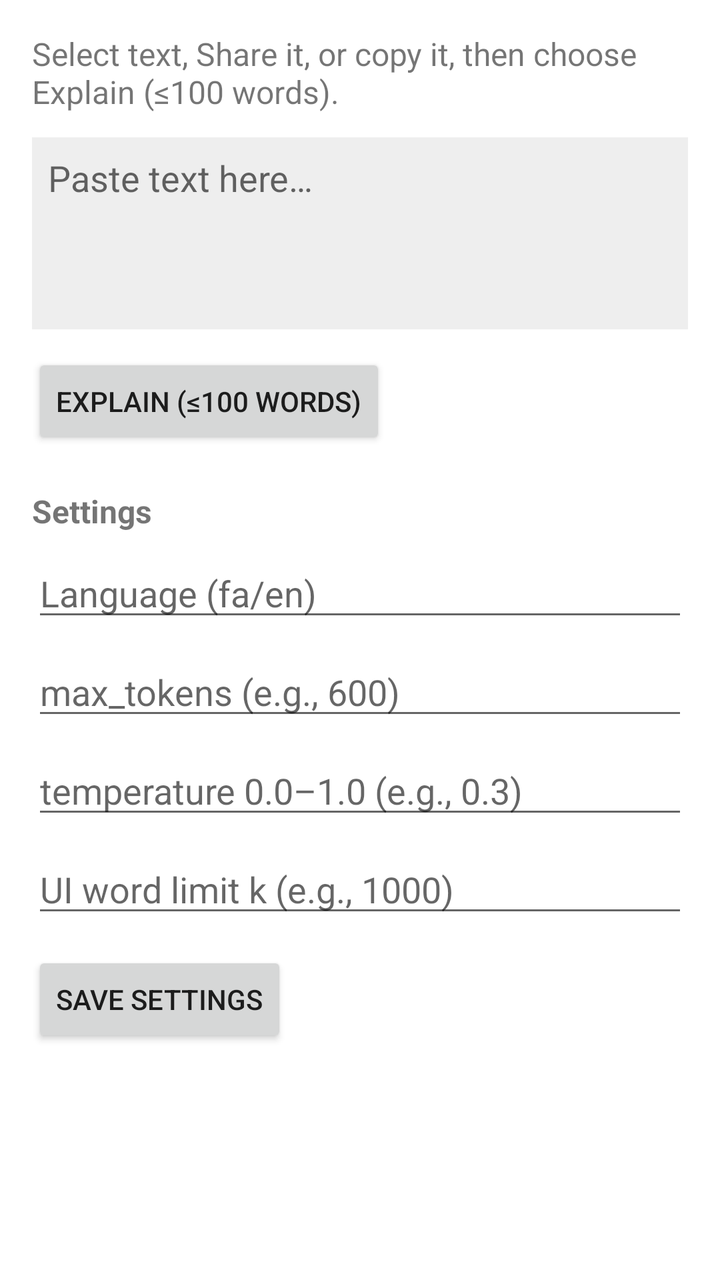
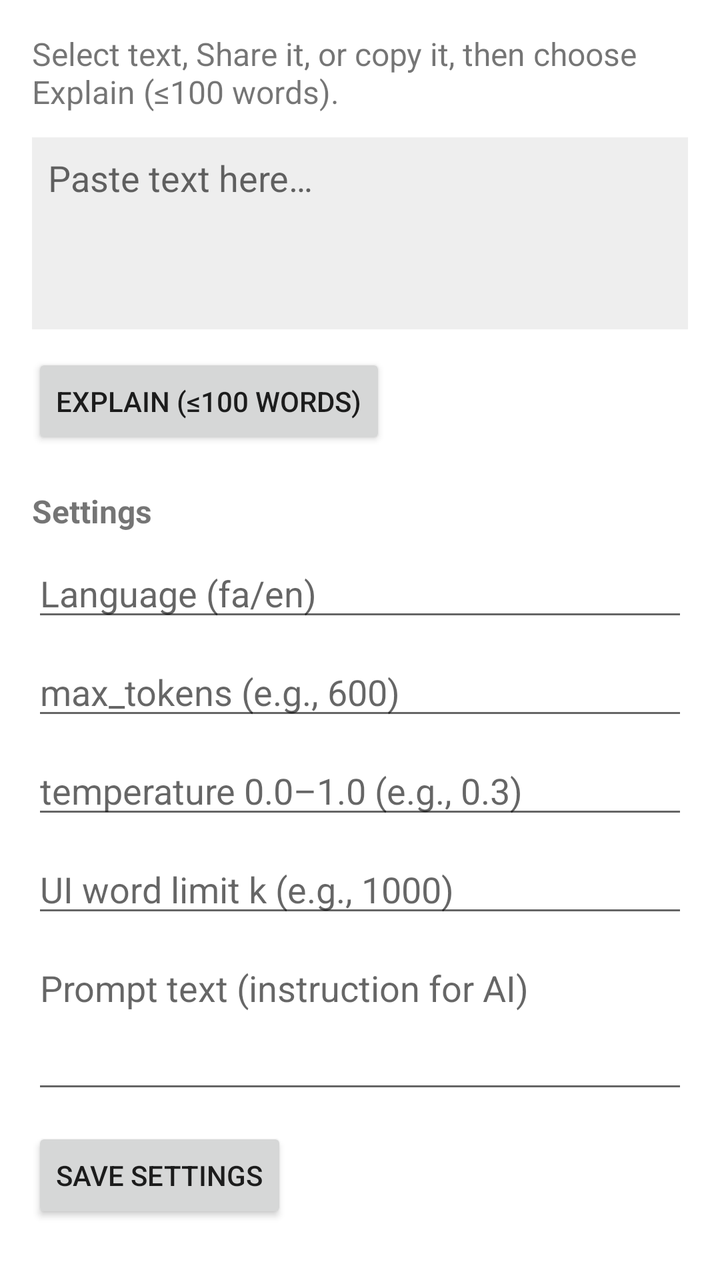

Screens rendered from an Android XML layout before and after an edit, with the pre-edit source and the edit as a unified diff.
<!-- AndroidManifest.xml: application theme Theme.MaterialComponents.Light.NoActionBar -->
<!-- res/layout/activity_main.xml -->
<?xml version="1.0" encoding="utf-8"?>
<ScrollView xmlns:android="http://schemas.android.com/apk/res/android"
    android:layout_width="match_parent" android:layout_height="match_parent">

    <LinearLayout
        android:orientation="vertical" android:padding="16dp"
        android:layout_width="match_parent" android:layout_height="wrap_content">

        <TextView
            android:text="@string/hello"
            android:textSize="16sp"
            android:layout_width="match_parent" android:layout_height="wrap_content"/>

        
        <EditText
            android:id="@+id/input"
            android:hint="Paste text here…"
            android:minHeight="96dp"
            android:gravity="top"
            android:inputType="textMultiLine"
            android:padding="8dp"
            android:background="#EEEEEE"
            android:layout_marginTop="12dp"
            android:layout_width="match_parent"
            android:layout_height="wrap_content" />

        <Button
            android:id="@+id/btn_explain"
            android:text="@string/explain_action"
            android:layout_marginTop="12dp"
            android:layout_width="wrap_content"
            android:layout_height="wrap_content"/>

        
        <TextView
            android:text="Settings"
            android:textStyle="bold"
            android:textSize="16sp"
            android:layout_marginTop="20dp"
            android:layout_width="match_parent"
            android:layout_height="wrap_content"/>

        
        <EditText
            android:id="@+id/et_lang"
            android:hint="Language (fa/en)"
            android:layout_marginTop="8dp"
            android:layout_width="match_parent"
            android:layout_height="wrap_content"/>

        
        <EditText
            android:id="@+id/et_max_tokens"
            android:hint="max_tokens (e.g., 600)"
            android:inputType="number"
            android:layout_marginTop="8dp"
            android:layout_width="match_parent"
            android:layout_height="wrap_content"/>

        
        <EditText
            android:id="@+id/et_temperature"
            android:hint="temperature 0.0–1.0 (e.g., 0.3)"
            android:inputType="numberDecimal"
            android:layout_marginTop="8dp"
            android:layout_width="match_parent"
            android:layout_height="wrap_content"/>

        
        <EditText
            android:id="@+id/et_word_limit"
            android:hint="UI word limit k (e.g., 1000)"
            android:inputType="number"
            android:layout_marginTop="8dp"
            android:layout_width="match_parent"
            android:layout_height="wrap_content"/>

        <Button
            android:id="@+id/btn_save"
            android:text="Save Settings"
            android:layout_marginTop="12dp"
            android:layout_width="wrap_content"
            android:layout_height="wrap_content"/>
    </LinearLayout>
</ScrollView>
<!-- resources referenced by this layout -->
<resources>
  <string name="explain_action">Explain (≤100 words)</string>
  <string name="hello">Select text, Share it, or copy it, then choose "Explain (≤100 words)".</string>
</resources>

<!-- the commit's change to res/layout/activity_main.xml (unified diff, before → after) -->
@@ -75,6 +75,15 @@
             android:layout_width="match_parent"
             android:layout_height="wrap_content"/>
 
+         <EditText
+    android:id="@+id/et_prompt"
+    android:hint="Prompt text (instruction for AI)"
+    android:layout_marginTop="8dp"
+    android:layout_width="match_parent"
+    android:layout_height="wrap_content"
+    android:inputType="textMultiLine"
+    android:minHeight="80dp"
+    android:gravity="top"/>
         <Button
             android:id="@+id/btn_save"
             android:text="Save Settings"
